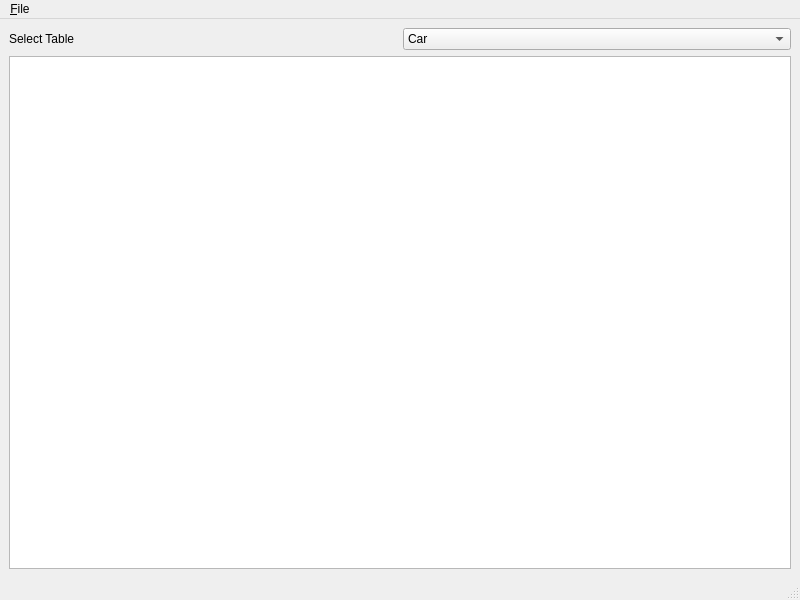
First picture: the form in mainwindow.ui, repository ziptyr/qt-api, before the edit.
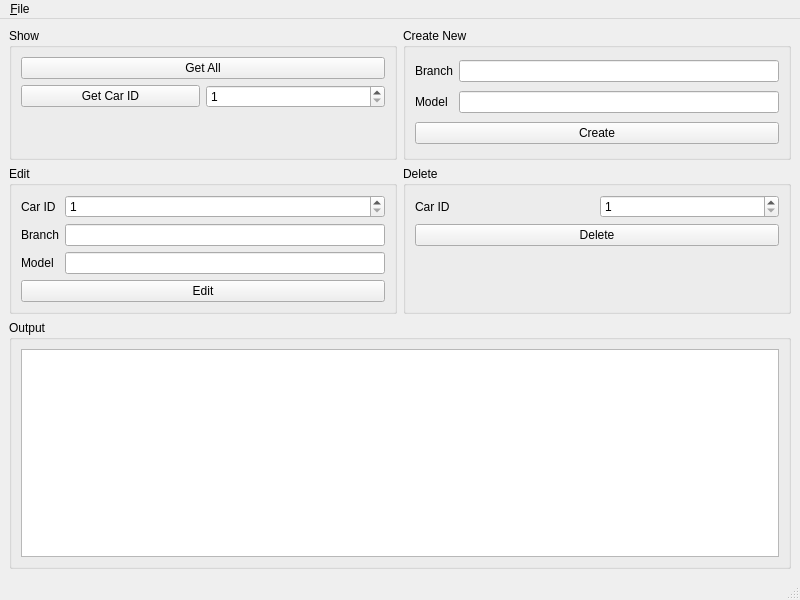
Second picture: the form after the edit.

```diff
--- a/mainwindow.ui
+++ b/mainwindow.ui
@@ -14,32 +14,189 @@
    <string>MainWindow</string>
   </property>
   <widget class="QWidget" name="centralwidget">
-   <layout class="QGridLayout" name="gridLayout" columnstretch="0,0">
-    <item row="0" column="1">
-     <widget class="QComboBox" name="comboBox_table">
-      <item>
-       <property name="text">
-        <string>Car</string>
-       </property>
-      </item>
-      <item>
-       <property name="text">
-        <string>Book</string>
-       </property>
-      </item>
-     </widget>
-    </item>
+   <layout class="QGridLayout" name="gridLayout_4" rowstretch="0,0,1">
     <item row="0" column="0">
-     <widget class="QLabel" name="label">
-      <property name="text">
-       <string>Select Table</string>
+     <widget class="QGroupBox" name="groupBox">
+      <property name="title">
+       <string>Show</string>
       </property>
+      <layout class="QGridLayout" name="gridLayout_2">
+       <item row="2" column="1">
+        <widget class="QSpinBox" name="spinBox_show_carId">
+         <property name="minimum">
+          <number>1</number>
+         </property>
+        </widget>
+       </item>
+       <item row="1" column="0" colspan="2">
+        <widget class="QPushButton" name="pushButton_show_carAll">
+         <property name="text">
+          <string>Get All</string>
+         </property>
+        </widget>
+       </item>
+       <item row="2" column="0">
+        <widget class="QPushButton" name="pushButton_show_carId">
+         <property name="text">
+          <string>Get Car ID</string>
+         </property>
+        </widget>
+       </item>
+       <item row="3" column="0">
+        <spacer name="verticalSpacer">
+         <property name="orientation">
+          <enum>Qt::Vertical</enum>
+         </property>
+         <property name="sizeHint" stdset="0">
+          <size>
+           <width>20</width>
+           <height>40</height>
+          </size>
+         </property>
+        </spacer>
+       </item>
+      </layout>
      </widget>
     </item>
-    <item row="1" column="0" colspan="2">
-     <widget class="QTextEdit" name="textEditResults">
-      <property name="html">
-       <string>&lt;!DOCTYPE HTML PUBLIC &quot;-//W3C//DTD HTML 4.0//EN&quot; &quot;http://www.w3.org/TR/REC-html40/strict.dtd&quot;&gt;
+    <item row="0" column="1">
+     <widget class="QGroupBox" name="groupBox_2">
+      <property name="title">
+       <string>Create New</string>
+      </property>
+      <layout class="QGridLayout" name="gridLayout">
+       <item row="1" column="1">
+        <widget class="QLineEdit" name="lineEdit_create_create_model"/>
+       </item>
+       <item row="0" column="1">
+        <widget class="QLineEdit" name="lineEdit_create_create_branch"/>
+       </item>
+       <item row="0" column="0">
+        <widget class="QLabel" name="label">
+         <property name="text">
+          <string>Branch</string>
+         </property>
+        </widget>
+       </item>
+       <item row="1" column="0">
+        <widget class="QLabel" name="label_2">
+         <property name="text">
+          <string>Model</string>
+         </property>
+        </widget>
+       </item>
+       <item row="2" column="0" colspan="2">
+        <widget class="QPushButton" name="pushButton_create">
+         <property name="text">
+          <string>Create</string>
+         </property>
+        </widget>
+       </item>
+      </layout>
+     </widget>
+    </item>
+    <item row="1" column="0">
+     <widget class="QGroupBox" name="groupBox_3">
+      <property name="title">
+       <string>Edit</string>
+      </property>
+      <layout class="QGridLayout" name="gridLayout_3">
+       <item row="2" column="1">
+        <widget class="QLineEdit" name="lineEdit_edit_branch"/>
+       </item>
+       <item row="3" column="0">
+        <widget class="QLabel" name="label_6">
+         <property name="text">
+          <string>Model</string>
+         </property>
+        </widget>
+       </item>
+       <item row="4" column="0" colspan="2">
+        <widget class="QPushButton" name="pushButton_edit">
+         <property name="text">
+          <string>Edit</string>
+         </property>
+        </widget>
+       </item>
+       <item row="2" column="0">
+        <widget class="QLabel" name="label_5">
+         <property name="text">
+          <string>Branch</string>
+         </property>
+        </widget>
+       </item>
+       <item row="1" column="0">
+        <widget class="QLabel" name="label_3">
+         <property name="text">
+          <string>Car ID</string>
+         </property>
+        </widget>
+       </item>
+       <item row="3" column="1">
+        <widget class="QLineEdit" name="lineEdit_edit_model"/>
+       </item>
+       <item row="1" column="1">
+        <widget class="QSpinBox" name="spinBox_edit_carId">
+         <property name="minimum">
+          <number>1</number>
+         </property>
+        </widget>
+       </item>
+      </layout>
+     </widget>
+    </item>
+    <item row="1" column="1">
+     <widget class="QGroupBox" name="groupBox_4">
+      <property name="title">
+       <string>Delete</string>
+      </property>
+      <layout class="QGridLayout" name="gridLayout_5">
+       <item row="0" column="1">
+        <widget class="QSpinBox" name="spinBox_delete_carId">
+         <property name="minimum">
+          <number>1</number>
+         </property>
+        </widget>
+       </item>
+       <item row="1" column="0" colspan="2">
+        <widget class="QPushButton" name="pushButton_delete">
+         <property name="text">
+          <string>Delete</string>
+         </property>
+        </widget>
+       </item>
+       <item row="0" column="0">
+        <widget class="QLabel" name="label_4">
+         <property name="text">
+          <string>Car ID</string>
+         </property>
+        </widget>
+       </item>
+       <item row="2" column="0">
+        <spacer name="verticalSpacer_2">
+         <property name="orientation">
+          <enum>Qt::Vertical</enum>
+         </property>
+         <property name="sizeHint" stdset="0">
+          <size>
+           <width>20</width>
+           <height>40</height>
+          </size>
+         </property>
+        </spacer>
+       </item>
+      </layout>
+     </widget>
+    </item>
+    <item row="2" column="0" colspan="2">
+     <widget class="QGroupBox" name="groupBox_5">
+      <property name="title">
+       <string>Output</string>
+      </property>
+      <layout class="QVBoxLayout" name="verticalLayout">
+       <item>
+        <widget class="QTextEdit" name="textEditResults">
+         <property name="html">
+          <string>&lt;!DOCTYPE HTML PUBLIC &quot;-//W3C//DTD HTML 4.0//EN&quot; &quot;http://www.w3.org/TR/REC-html40/strict.dtd&quot;&gt;
 &lt;html&gt;&lt;head&gt;&lt;meta name=&quot;qrichtext&quot; content=&quot;1&quot; /&gt;&lt;meta charset=&quot;utf-8&quot; /&gt;&lt;style type=&quot;text/css&quot;&gt;
 p, li { white-space: pre-wrap; }
 hr { height: 1px; border-width: 0; }
@@ -47,7 +204,10 @@
 li.checked::marker { content: &quot;\2612&quot;; }
 &lt;/style&gt;&lt;/head&gt;&lt;body style=&quot; font-family:'Sans Serif'; font-size:9pt; font-weight:400; font-style:normal;&quot;&gt;
 &lt;p style=&quot;-qt-paragraph-type:empty; margin-top:0px; margin-bottom:0px; margin-left:0px; margin-right:0px; -qt-block-indent:0; text-indent:0px;&quot;&gt;&lt;br /&gt;&lt;/p&gt;&lt;/body&gt;&lt;/html&gt;</string>
-      </property>
+         </property>
+        </widget>
+       </item>
+      </layout>
      </widget>
     </item>
    </layout>
```
